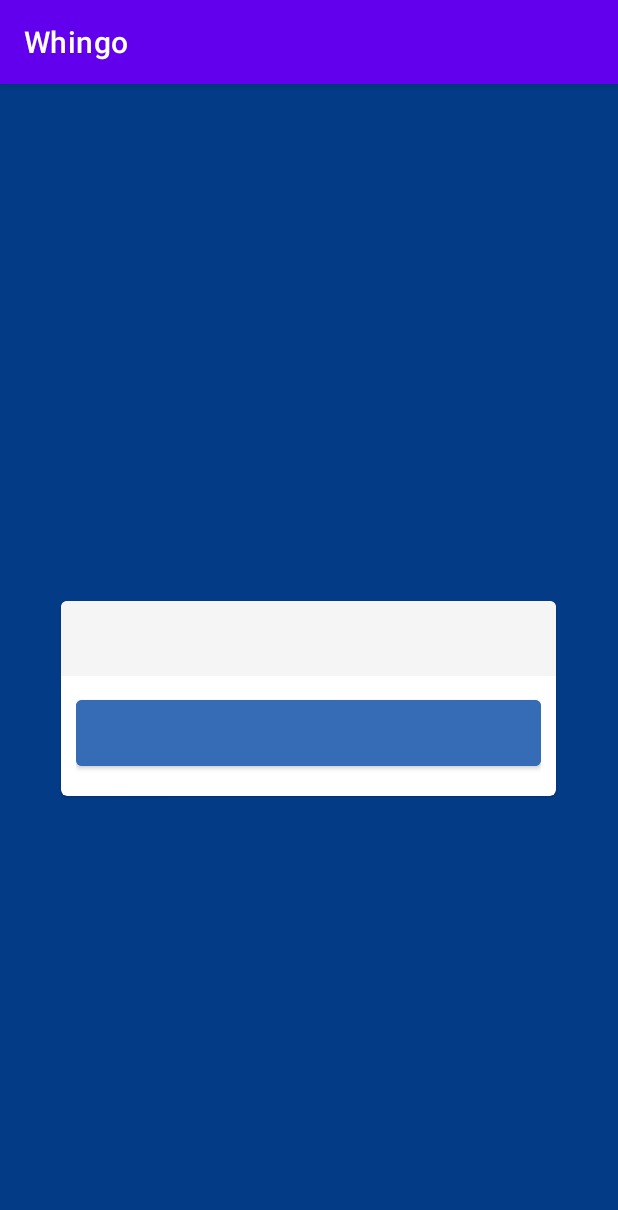
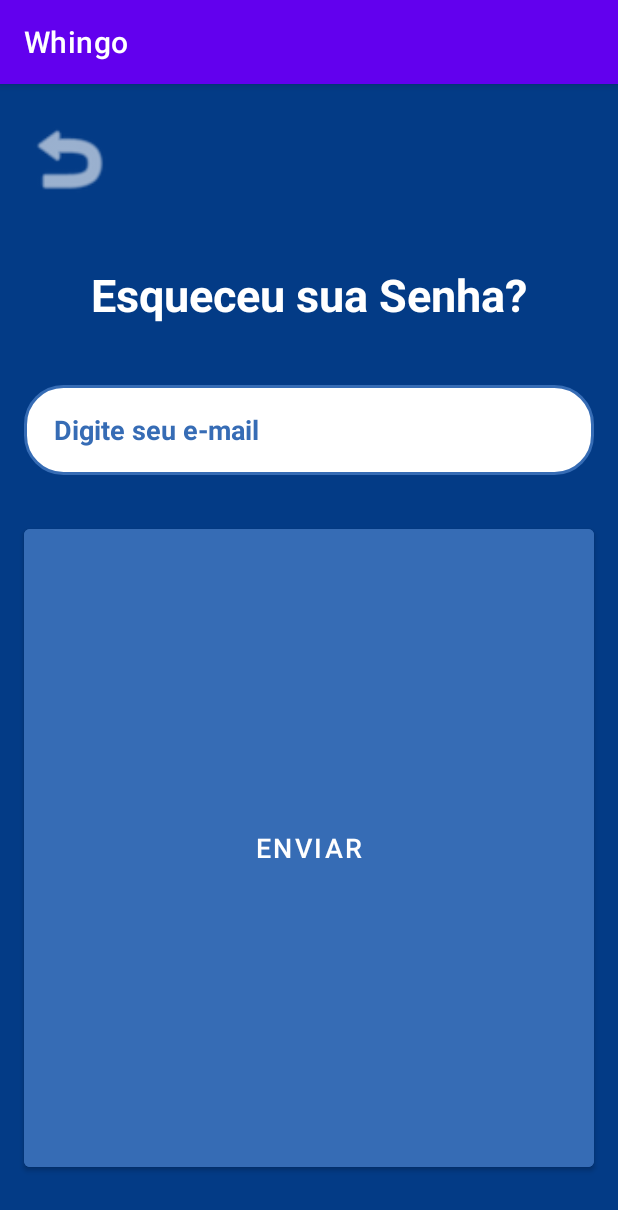
Before and after one commit to Dupas1/Whingo, an Android app: the ForgotPasswordActivity screen opened directly, with no data from a screen before it, on a phone screen of 412 x 824 dp. Shown: the top 1210 px of the screen. Run offline under Robolectric (Android 15) with nearby library versions, the phone set to English and light mode, and no system bars; our stand-ins replace Firebase (no records; nobody signed in at launch, a user with empty details on screens opened directly).

Commit message:
estilização tela de esqueceu a senha e selecione o cartão

```diff
--- /dev/null
+++ b/app/src/main/res/drawable/edittext_background.xml
@@ -0,0 +1,5 @@
+<shape xmlns:android="http://schemas.android.com/apk/res/android">
+    <solid android:color="@color/grey_white" />
+    <corners android:radius="12dp" />
+    <stroke android:width="1dp" android:color="@color/grey" />
+</shape>
--- /dev/null
+++ b/app/src/main/res/drawable/rounded_background_white.xml
@@ -0,0 +1,5 @@
+<shape xmlns:android="http://schemas.android.com/apk/res/android">
+    <solid android:color="@android:color/white" />
+    <corners android:radius="16dp" />
+    <padding android:left="8dp" android:right="8dp" android:top="8dp" android:bottom="8dp" />
+</shape>
--- /dev/null
+++ b/app/src/main/res/drawable/rounded_border.xml
@@ -0,0 +1,6 @@
+<!-- res/drawable/rounded_border.xml -->
+<shape xmlns:android="http://schemas.android.com/apk/res/android">
+    <solid android:color="@color/white"/>
+    <corners android:radius="25dp"/>
+    <stroke android:color="@color/light_Blue" android:width="2dp"/>
+</shape>
--- /dev/null
+++ b/app/src/main/res/drawable/rounded_button_background.xml
@@ -0,0 +1,5 @@
+<shape xmlns:android="http://schemas.android.com/apk/res/android">
+    <solid android:color="@android:color/holo_blue_light" />
+    <corners android:radius="24dp" />
+    <padding android:left="8dp" android:right="8dp" android:top="8dp" android:bottom="8dp" />
+</shape>
--- /dev/null
+++ b/app/src/main/res/drawable/rounded_button_blue.xml
@@ -0,0 +1,6 @@
+<?xml version="1.0" encoding="utf-8"?>
+<shape xmlns:android="http://schemas.android.com/apk/res/android"
+    android:shape="rectangle">
+    <solid android:color="@color/dark_Blue" />
+    <corners android:radius="12dp" />
+</shape>
--- a/app/src/main/res/layout/activity_forgot_password.xml
+++ b/app/src/main/res/layout/activity_forgot_password.xml
@@ -7,113 +7,66 @@
     android:background="@color/dark_Blue"
     tools:context=".ForgotPasswordActivity">
 
-    <LinearLayout
-        android:id="@+id/titleLL"
+    <!-- Título da Tela -->
+    <TextView
+        android:id="@+id/titleText"
+        android:layout_width="wrap_content"
+        android:layout_height="wrap_content"
+        android:layout_centerHorizontal="true"
+        android:layout_marginTop="120dp"
+        android:text="Esqueceu sua Senha?"
+        android:textSize="30sp"
+        android:textAlignment="center"
+        android:textColor="@color/white"
+        android:textStyle="bold" />
+
+    <!-- Campo para inserir o e-mail -->
+    <EditText
+        android:id="@+id/edEmailL"
+        android:layout_width="match_parent"
+        android:layout_height="60dp"
+        android:layout_below="@id/titleText"
+        android:layout_marginTop="40dp"
+        android:background="@drawable/rounded_border"
+        android:textColorHint="@color/light_Blue"
+        android:textColor="@color/black"
+        android:textStyle="bold"
+        android:hint="Digite seu e-mail"
+        android:inputType="textEmailAddress"
+        android:layout_marginStart="16dp"
+        android:layout_marginEnd="16dp"
+        android:paddingLeft="20dp"
+        android:paddingRight="20dp" />
+
+    <!-- Botão para enviar o e-mail de recuperação -->
+    <Button
+        android:id="@+id/btnEnviarEmail"
         android:layout_width="match_parent"
         android:layout_height="wrap_content"
-        android:layout_margin="16dp"
-        android:gravity="center"
-        android:orientation="horizontal">
+        android:layout_below="@id/edEmailL"
+        android:layout_marginTop="30dp"
+        android:text="Enviar"
+        android:textColor="@color/white"
+        android:backgroundTint="@color/light_Blue"
+        android:layout_marginStart="16dp"
+        android:layout_marginEnd="16dp"
+        android:paddingTop="15dp"
+        android:paddingBottom="15dp"
+        android:textSize="18sp"
+        android:layout_alignParentBottom="true"
+        android:layout_marginBottom="40dp"/>
 
-    </LinearLayout>
-
+    <!-- Botão de Voltar (com ícone de seta) -->
     <ImageView
         android:id="@+id/ivVoltar"
-        android:layout_width="90dp"
-        android:layout_height="58dp"
+        android:layout_width="60dp"
+        android:layout_height="60dp"
         android:layout_alignParentStart="true"
-        android:layout_alignParentBottom="true"
-        app:layout_constraintStart_toStartOf="parent"
-        app:layout_constraintTop_toTopOf="parent" />
-
-    <View
-        android:layout_width="381dp"
-        android:layout_height="301dp"
-        android:layout_alignParentStart="true"
-        android:layout_alignParentEnd="true"
-        android:layout_alignParentBottom="true"
+        android:layout_alignParentTop="true"
+        android:layout_marginTop="20dp"
         android:layout_marginStart="16dp"
-        android:layout_marginEnd="14dp"
-        android:layout_marginBottom="206dp" />
-
-    <com.google.android.material.card.MaterialCardView
-        android:id="@+id/signInCV"
-        android:layout_width="330dp"
-        android:layout_height="130dp"
-        android:layout_alignParentBottom="true"
-        android:layout_centerHorizontal="true"
-        android:layout_marginHorizontal="10dp"
-        android:layout_marginBottom="293dp"
-        app:cardBackgroundColor="@color/white">
-
-        <LinearLayout
-            android:layout_width="match_parent"
-            android:layout_height="wrap_content"
-            android:layout_marginHorizontal="10dp"
-            android:layout_marginTop="50dp"
-            android:background="@color/white"
-            android:orientation="vertical">
-
-
-            <Button
-                android:id="@+id/btnEnviarEmail"
-                android:layout_width="match_parent"
-                android:layout_height="?actionBarSize"
-                android:layout_marginVertical="10dp"
-                android:textColor="@color/white"
-                android:backgroundTint="@color/light_Blue"/>
-        </LinearLayout>
-
-        <EditText
-            android:id="@+id/edEmailL"
-            android:layout_width="match_parent"
-            android:layout_height="50dp"
-            android:background="@color/grey_white"
-            android:textColorHint="@color/light_Blue"
-            android:textColor="@color/black"
-            android:textStyle="bold" />
-    </com.google.android.material.card.MaterialCardView>
-
-    <ImageView
-        android:layout_width="80dp"
-        android:layout_height="80dp"
-        android:layout_above="@id/signInCV"
-        android:layout_centerHorizontal="true"
-        android:layout_marginBottom="-40dp"
-        android:elevation="10dp"/>
-
-    <TextView
-        android:layout_width="323dp"
-        android:layout_height="wrap_content"
-        android:layout_below="@+id/titleLL"
-        android:layout_alignParentEnd="true"
-        android:layout_centerHorizontal="true"
-        android:layout_marginTop="187dp"
-        android:layout_marginEnd="44dp"
-        android:textSize="20sp"
-        android:textAlignment="center"
-        android:textColor="@color/grey_white" />
-
-    <TextView
-        android:layout_width="match_parent"
-        android:layout_height="wrap_content"
-        android:layout_alignParentTop="true"
-        android:layout_centerHorizontal="true"
-        android:layout_marginTop="77dp"
-        android:textAlignment="center"
-        android:textAllCaps="true"
-        android:textColor="@color/grey_white"
-        android:textSize="28sp"
-        android:textStyle="bold" />
-
-    <ImageView
-        android:id="@+id/imageView4"
-        android:layout_width="351dp"
-        android:layout_height="466dp"
-        android:layout_alignParentStart="true"
-        android:layout_alignParentEnd="true"
-        android:layout_alignParentBottom="true"
-        android:scaleType="center" />
-
+        android:src="@android:drawable/ic_menu_revert"
+        android:tint="@color/white"
+        android:contentDescription="Voltar" />
 
 </RelativeLayout>
--- a/app/src/main/res/values/colors.xml
+++ b/app/src/main/res/values/colors.xml
@@ -13,4 +13,6 @@
     <color name="colorPrimary">#607D8B</color>
     <color name="colorPrimaryDark">#455A64</color>
     <color name="colorAccent">#4CAF50</color>
+    <color name="grey">#BDBDBD</color>
+
 </resources>
```
Also changed, not shown: app/src/main/res/drawable/rounded_background.xml (added, +7 -0 lines), app/src/main/res/layout/activity_select_card.xml (+50 -70 lines).
